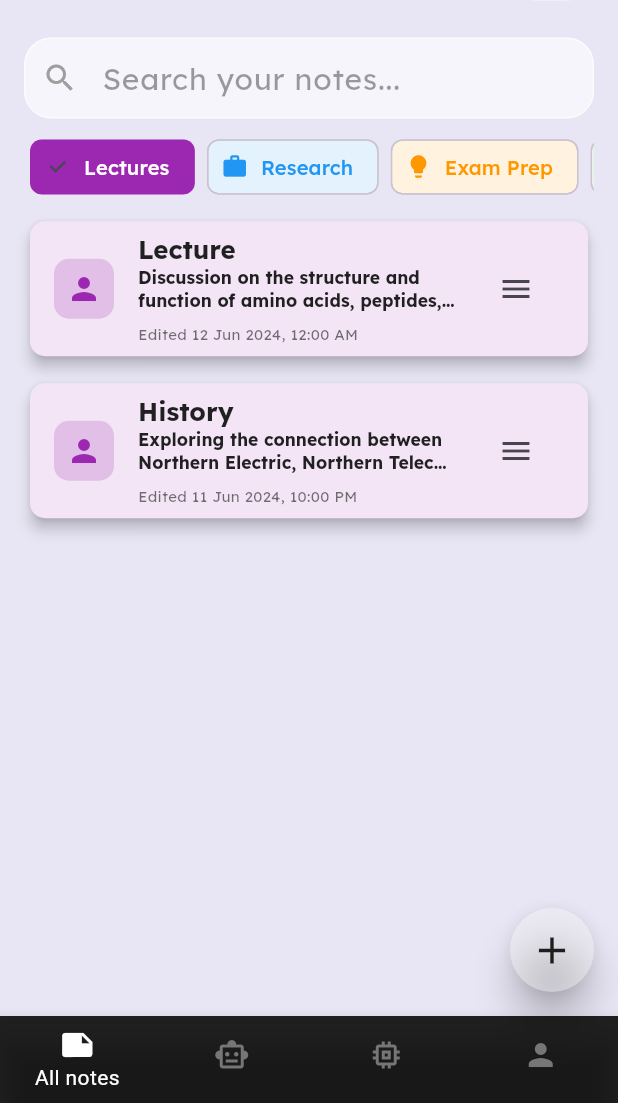
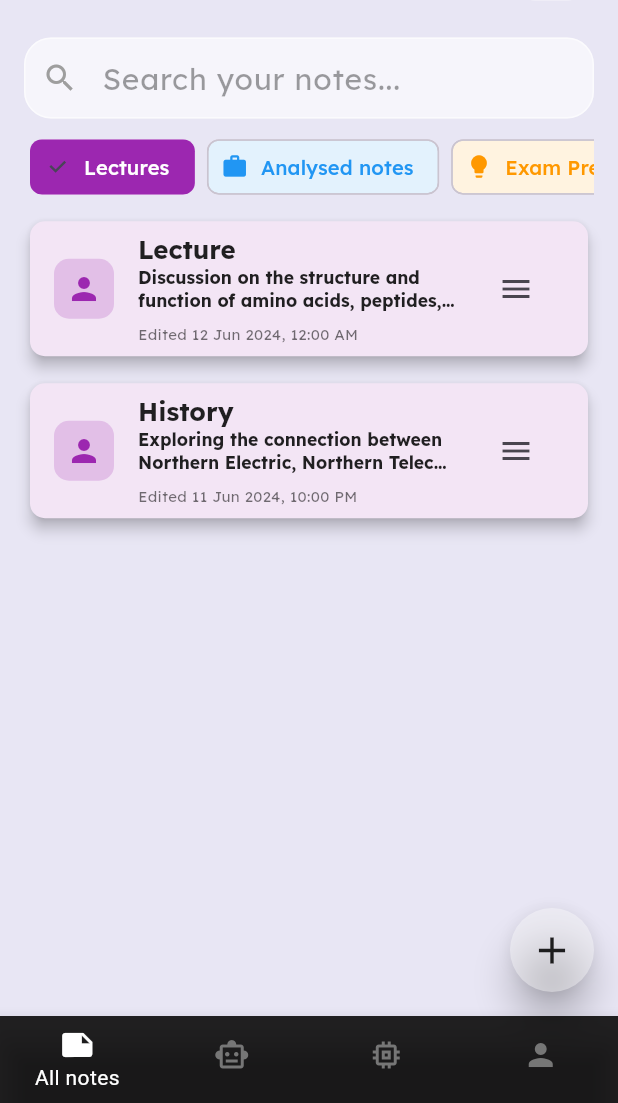
Before and after one commit to Srilochan7/Peanote, a Flutter app: the BottomNavbar screen opened directly, after a tap on "Lectures", on a phone screen of 412 x 824 dp, the part 133-1236 px from its top. Run offline on Flutter 3.47's test engine with Material 3 defaults, Android fonts, the phone set to English and light mode, and no system bars; our stand-ins replace bloc, equatable, file_picker, firebase_auth, firebase_core, flutter_bloc and 6 more; accounts and stored records are empty; network calls fail.

Commit message:
completed summarizer page

```diff
--- a/client/lib/models/note_model.dart
+++ b/client/lib/models/note_model.dart
@@ -6,8 +6,10 @@ class Note {
   String content;
   DateTime modifiedTime;
   NoteCategory category;
+  String? analysisText; // Include it as a field
 
   Note({
+    this.analysisText,
     required this.id,
     required this.title,
     required this.content,
@@ -16,9 +18,10 @@ class Note {
   });
 }
 
+
 enum NoteCategory {
   lectureNotes,   // AI-generated summaries & highlights from classes
-  research,       // AI-assisted deep research notes & paper explanations
+  analyzedNotes,       // AI-assisted deep research notes & paper explanations
   examPrep,       // AI-generated revision guides, flashcards, and key points
   assignments,    // Homework, AI-explained solutions & project documentation
   miscellaneous   // General notes that don’t fit other categories
@@ -31,8 +34,8 @@ extension NoteCategoryExtension on NoteCategory {
     switch (this) {
       case NoteCategory.lectureNotes:
         return 'Lectures';
-      case NoteCategory.research:
-        return 'Research';
+      case NoteCategory.analyzedNotes:
+        return 'Analysed notes';
       case NoteCategory.examPrep:
         return 'Exam Prep';
       case NoteCategory.assignments:
@@ -46,7 +49,7 @@ extension NoteCategoryExtension on NoteCategory {
     switch (this) {
       case NoteCategory.lectureNotes:
         return const Color(0xFFF3E5F5); // Light Purple
-      case NoteCategory.research:
+      case NoteCategory.analyzedNotes:
         return const Color(0xFFE3F2FD); // Light Blue
       case NoteCategory.examPrep:
         return const Color(0xFFFFF3E0); // Light Orange
@@ -61,7 +64,7 @@ extension NoteCategoryExtension on NoteCategory {
     switch (this) {
       case NoteCategory.lectureNotes:
         return const Color(0xFF9C27B0); // Deep Purple
-      case NoteCategory.research:
+      case NoteCategory.analyzedNotes:
         return const Color(0xFF2196F3); // Blue
       case NoteCategory.examPrep:
         return const Color(0xFFFF9800); // Orange
@@ -121,7 +124,7 @@ final List<Note> notes = [
     title: 'Advanced ML',
     content: 'A deep dive into complex machine learning algorithms and their applications.',
     modifiedTime: DateTime(2024, 6, 10),
-    category: NoteCategory.research,
+    category: NoteCategory.analyzedNotes,
   ),
   Note(
     id: 8,
--- a/client/lib/presentation/ui/home.dart
+++ b/client/lib/presentation/ui/home.dart
@@ -399,7 +399,7 @@ class _HomeState extends State<Home> {
     switch (category) {
       case NoteCategory.lectureNotes:
         return Icons.person;
-      case NoteCategory.research:
+      case NoteCategory.analyzedNotes:
         return Icons.work;
       case NoteCategory.examPrep:
         return Icons.lightbulb;
--- a/client/lib/presentation/ui/notepad.dart
+++ b/client/lib/presentation/ui/notepad.dart
@@ -211,7 +211,7 @@ class _NotepadState extends State<Notepad> {
     switch (category) {
       case NoteCategory.lectureNotes:
         return Icons.person;
-      case NoteCategory.research:
+      case NoteCategory.analyzedNotes:
         return Icons.work;
       case NoteCategory.examPrep:
         return Icons.lightbulb;
--- a/client/lib/presentation/ui/summarizer.dart
+++ b/client/lib/presentation/ui/summarizer.dart
@@ -1,6 +1,10 @@
 import 'dart:convert';
 
+import 'package:counter_x/main_screen.dart';
+import 'package:counter_x/models/note_model.dart';
+import 'package:counter_x/presentation/ui/notepad.dart';
 import 'package:counter_x/presentation/widgets/file_picker.dart';
+import 'package:flutter/foundation.dart';
 import 'package:flutter/material.dart';
 import 'package:google_fonts/google_fonts.dart';
 import 'package:http/http.dart' as http;
@@ -339,6 +343,7 @@ class _SummarizerState extends State<Summarizer> {
                       ),
 
                     // Results section
+                    // Results section
 if (showResults && analysisText != null)
   Column(
     crossAxisAlignment: CrossAxisAlignment.start,
@@ -358,10 +363,11 @@ class _SummarizerState extends State<Summarizer> {
         decoration: BoxDecoration(
           color: Colors.white,
           borderRadius: BorderRadius.circular(16),
+          border: Border.all(color: Colors.deepPurple.withOpacity(0.3), width: 1.5),
           boxShadow: [
             BoxShadow(
-                                  color: Colors.grey.shade200,
-                                  blurRadius: 10,
+              color: Colors.deepPurple.withOpacity(0.1),
+              blurRadius: 12,
               offset: const Offset(0, 4),
             ),
           ],
@@ -369,11 +375,19 @@ class _SummarizerState extends State<Summarizer> {
         child: Column(
           crossAxisAlignment: CrossAxisAlignment.start,
           children: [
-                                Text(
+            Container(
+              padding: EdgeInsets.all(2.w),
+              decoration: BoxDecoration(
+                color: Colors.deepPurple.withOpacity(0.05),
+                borderRadius: BorderRadius.circular(10),
+              ),
+              child: Text(
                 analysisText!,
                 style: GoogleFonts.lexend(
                   fontSize: 14.sp,
                   color: Colors.black87,
+                  height: 1.5,
+                ),
               ),
             ),
             SizedBox(height: 2.h),
@@ -381,21 +395,57 @@ class _SummarizerState extends State<Summarizer> {
               mainAxisAlignment: MainAxisAlignment.end,
               children: [
                 ElevatedButton.icon(
-                                      onPressed: () {
-                                        // Download logic
+  onPressed: () async {
+  if (analysisText != null && analysisText.toString().length >= 2) {
+    selectedFilePath = selectedFilePath.toString().split('/').last;
+    final newNote = Note(
+      id: notes.length,
+      title: selectedFilePath.toString(),
+      content: analysisText.toString(),
+      modifiedTime: DateTime.now(),
+      category: NoteCategory.analyzedNotes,
+    );
+
+    // Navigate to Notepad and wait for edited note data
+    final result = await Navigator.push(
+      context,
+      MaterialPageRoute(
+        builder: (context) => Notepad(note: newNote),
+      ),
+    );
+    Navigator.push(context, MaterialPageRoute(builder: (context)=>MainScreen()));
+
+    if (result != null && result is List) {
+      setState(() {
+        notes.add(Note(
+          id: notes.length,
+          title: result[0],
+          content: result[1],
+          modifiedTime: DateTime.now(),
+          category: result[2],
+        ));
+      });
+    }
+  }
 },
-                                      icon: const Icon(Icons.download, color: Colors.white),
+
+  icon: const Icon(Icons.save, color: Colors.white, size: 20),
   label: Text(
-                                        "Download",
+    "Save Summary",
     style: GoogleFonts.lexend(
       color: Colors.white,
+      fontWeight: FontWeight.w500,
+      fontSize: 14.sp,
     ),
   ),
   style: ElevatedButton.styleFrom(
     backgroundColor: Colors.deepPurple,
+    foregroundColor: Colors.white,
+    padding: EdgeInsets.symmetric(horizontal: 3.w, vertical: 1.h),
     shape: RoundedRectangleBorder(
       borderRadius: BorderRadius.circular(12),
     ),
+    elevation: 3,
   ),
 ),
               ],
@@ -403,8 +453,10 @@ class _SummarizerState extends State<Summarizer> {
           ],
         ),
       ),
+
     ],
   ),
+
 
                     SizedBox(height: 3.h),
                   ],
```
Also changed, not shown: 4 other files. Lines whose indentation alone changed are shown as unchanged.
